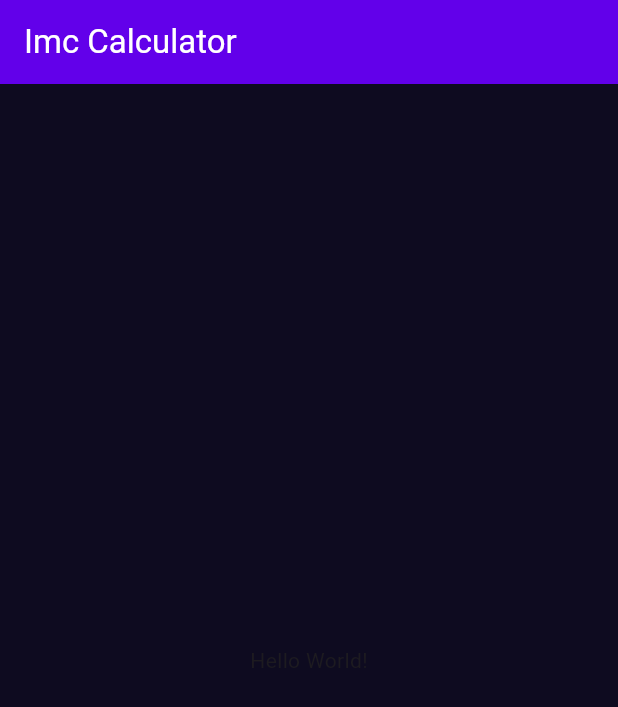
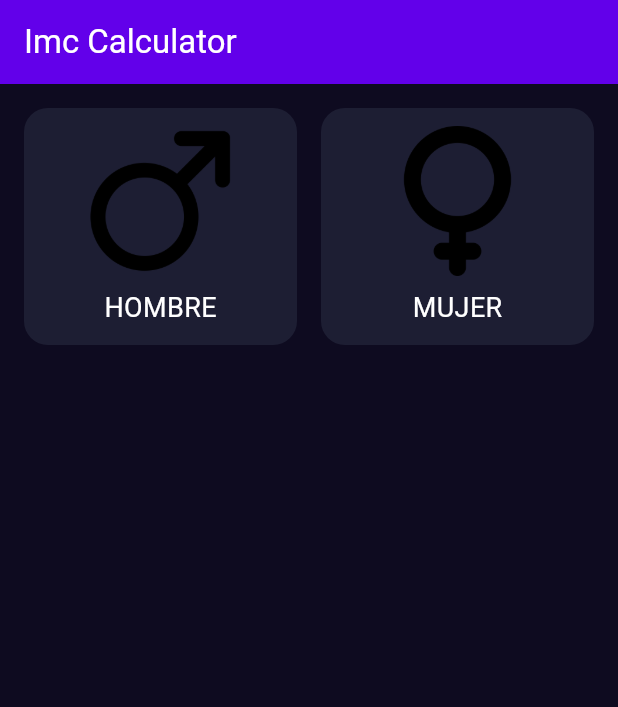
Before and after one commit to Axzyz/imc_calculator, a Flutter app: the screen it shows after launch, on a phone screen of 412 x 824 dp. Shown: the top 707 px of the screen. Run offline on Flutter 3.47's test engine with Material 3 defaults, Android fonts, the phone set to English and light mode, and no system bars.

Commit message:
Componente gender_selector
Se crea el componente para seleccionar el genero del usuario

```diff
--- /dev/null
+++ b/lib/components/gender_selector.dart
@@ -0,0 +1,84 @@
+import 'package:flutter/material.dart';
+import 'package:imc_calculator/core/app_colors.dart';
+import 'package:imc_calculator/core/text_styles.dart';
+
+class GenderSelector extends StatefulWidget {
+  const GenderSelector({super.key});
+
+  @override
+  State<GenderSelector> createState() => _GenderSelectorState();
+}
+
+class _GenderSelectorState extends State<GenderSelector> {
+  String? selectedGender;
+
+  @override
+  Widget build(BuildContext context) {
+    return Row(
+      children: [
+        Expanded(
+          child: GestureDetector(
+            onTap: () {
+              setState(() {
+                selectedGender = 'hombre';
+              });
+            },
+            child: Padding(
+              padding: const EdgeInsets.only(left: 16.0, top: 16.0, right: 8.0, bottom: 16.0),
+              child: Container(
+                decoration: BoxDecoration(
+                  color:
+                      selectedGender == 'hombre'
+                          ? AppColors.backgroundComponentSelected
+                          : AppColors.backgroundComponent,
+                  borderRadius: BorderRadius.circular(16.0),
+                ),
+                child: Padding(
+                  padding: const EdgeInsets.all(12.0),
+                  child: Column(
+                    children: [
+                      Image.asset('assets/images/male.png', height: 100.0),
+                      SizedBox(height: 8.0),
+                      Text('Hombre'.toUpperCase(), style: TextStyles.bodyText),
+                    ],
+                  ),
+                ),
+              ),
+            ),
+          ),
+        ),
+        Expanded(
+          child: GestureDetector(
+            onTap: (){
+              setState(() {
+                selectedGender = 'mujer';
+              });
+            },
+            child: Padding(
+              padding: const EdgeInsets.only(left: 8.0, top: 16.0, right: 16.0, bottom: 16.0),
+              child: Container(
+                decoration: BoxDecoration(
+                  color:
+                      selectedGender == 'mujer'
+                          ? AppColors.backgroundComponentSelected
+                          : AppColors.backgroundComponent,
+                  borderRadius: BorderRadius.circular(16.0),
+                ),
+                child: Padding(
+                  padding: const EdgeInsets.all(12.0),
+                  child: Column(
+                    children: [
+                      Image.asset('assets/images/female.png', height: 100.0),
+                      SizedBox(height: 8.0),
+                      Text('Mujer'.toUpperCase(), style: TextStyles.bodyText),
+                    ],
+                  ),
+                ),
+              ),
+            ),
+          ),
+        ),
+      ],
+    );
+  }
+}
--- /dev/null
+++ b/lib/core/text_styles.dart
@@ -0,0 +1,8 @@
+import 'package:flutter/material.dart';
+
+class TextStyles {
+  static const TextStyle bodyText = TextStyle(
+    color: Colors.white,
+    fontSize: 18.0,
+  );
+}
--- a/lib/main.dart
+++ b/lib/main.dart
@@ -1,5 +1,6 @@
 import 'package:flutter/material.dart';
 import 'package:imc_calculator/core/app_colors.dart';
+import 'package:imc_calculator/screens/imc_home_screen.dart';
 
 void main() {
   runApp(const MainApp());
@@ -18,7 +19,7 @@ class MainApp extends StatelessWidget {
           foregroundColor: Colors.white,
         ),
         backgroundColor: AppColors.background,
-        body: Center(child: Text('Hello World!')),
+        body: ImcHomeScreen()
       ),
     );
   }
--- /dev/null
+++ b/lib/screens/imc_home_screen.dart
@@ -0,0 +1,20 @@
+import 'package:flutter/material.dart';
+import 'package:imc_calculator/components/gender_selector.dart';
+
+class ImcHomeScreen extends StatefulWidget {
+  const ImcHomeScreen({super.key});
+
+  @override
+  State<ImcHomeScreen> createState() => _ImcHomeScreenState();
+}
+
+class _ImcHomeScreenState extends State<ImcHomeScreen> {
+  @override
+  Widget build(BuildContext context) {
+    return Column(
+      children: [
+        GenderSelector()
+      ],
+    );
+  }
+}
--- a/pubspec.yaml
+++ b/pubspec.yaml
@@ -17,3 +17,5 @@ dev_dependencies:
 
 flutter:
   uses-material-design: true
+  assets:
+    - assets/images/
```
Also changed, not shown: assets/images/female.png (added), assets/images/male.png (added).
